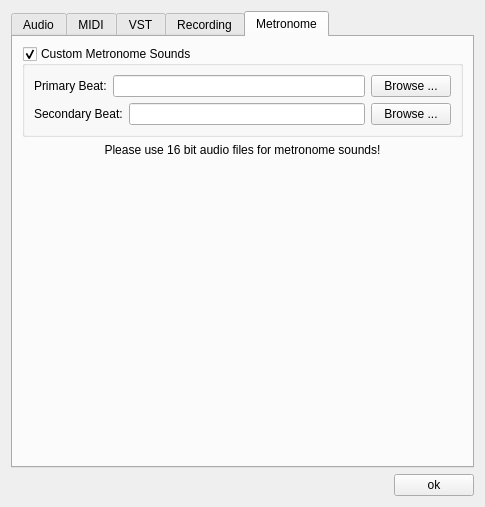
First picture: the form in src/Common/gui/PreferencesDialog.ui, repository elieserdejesus/JamTaba, before the edit.
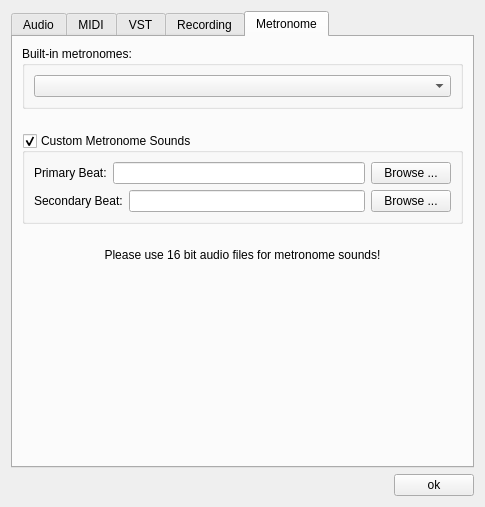
Second picture: the form after the edit.

Commit message:
Showing the built-in metronome files in preferences dialog.
- Reading the built-in metronome file pairs (first and second beat) from resource files and showing in a combobox in preferences dialog.

```diff
--- a/src/Common/gui/PreferencesDialog.ui
+++ b/src/Common/gui/PreferencesDialog.ui
@@ -569,6 +569,21 @@
        <string>Metronome</string>
       </attribute>
       <layout class="QVBoxLayout" name="verticalLayout_3">
+       <property name="spacing">
+        <number>24</number>
+       </property>
+       <item>
+        <widget class="QGroupBox" name="groupBox">
+         <property name="title">
+          <string>Built-in metronomes:</string>
+         </property>
+         <layout class="QHBoxLayout" name="horizontalLayout_2">
+          <item>
+           <widget class="QComboBox" name="comboMetronomePairs"/>
+          </item>
+         </layout>
+        </widget>
+       </item>
        <item alignment="Qt::AlignTop">
         <widget class="QGroupBox" name="groupBoxCustomSounds">
          <property name="sizePolicy">
```
Left out of the diff: 2 changed lines with no effect on the pictures. The commit also changes 4 other files.
